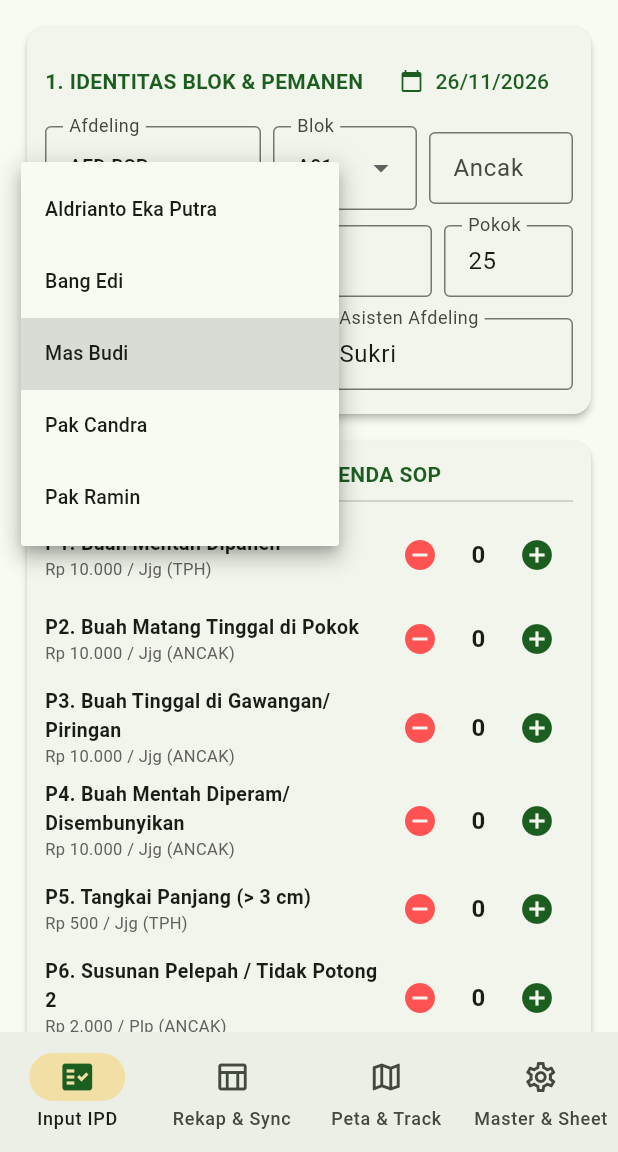
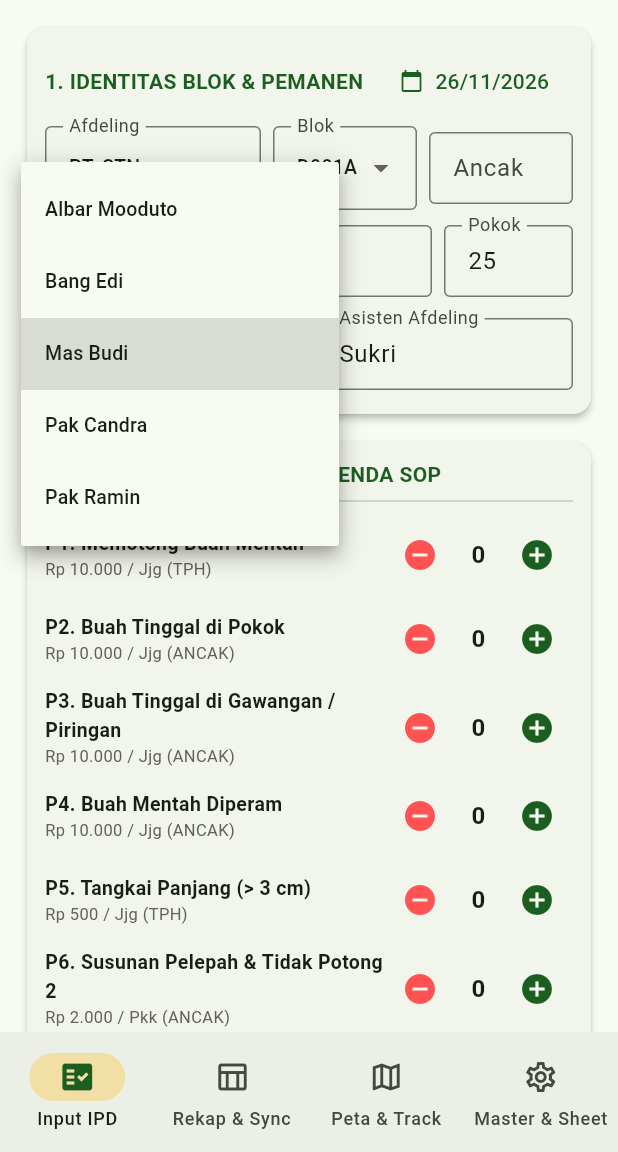
Before and after one commit to plasmamsmbsp-sudo/ipd-plasma-native, a Flutter app: the screen it shows after launch, after a tap on "Mas Budi", on a phone screen of 412 x 824 dp, the part 84-1236 px from its top. Run offline on Flutter 3.47's test engine with Material 3 defaults, Android fonts, the phone set to English and light mode, and no system bars; our stand-ins replace file_picker, geolocator, image_picker, share_plus, sqflite; missing offline and left inert: excel, pdfrx; accounts and stored records are empty.

Commit message:
Update database_helper.dart

```diff
--- a/lib/database_helper.dart
+++ b/lib/database_helper.dart
@@ -4,6 +4,7 @@ import 'package:intl/intl.dart';
 
 class SopDendaItem {
   final String kode;
+  final String singkatan;
   final String nama;
   final String satuan;
   final int dendaPerUnit;
@@ -11,6 +12,7 @@ class SopDendaItem {
 
   const SopDendaItem({
     required this.kode,
+    required this.singkatan,
     required this.nama,
     required this.satuan,
     required this.dendaPerUnit,
@@ -19,16 +21,16 @@ class SopDendaItem {
 }
 
 const daftarParameterSop = [
-  SopDendaItem(kode: 'P1', nama: 'Buah Mentah Dipanen', satuan: 'Jjg', dendaPerUnit: 10000, kategori: 'TPH'),
-  SopDendaItem(kode: 'P2', nama: 'Buah Matang Tinggal di Pokok', satuan: 'Jjg', dendaPerUnit: 10000, kategori: 'ANCAK'),
-  SopDendaItem(kode: 'P3', nama: 'Buah Tinggal di Gawangan/Piringan', satuan: 'Jjg', dendaPerUnit: 10000, kategori: 'ANCAK'),
-  SopDendaItem(kode: 'P4', nama: 'Buah Mentah Diperam/Disembunyikan', satuan: 'Jjg', dendaPerUnit: 10000, kategori: 'ANCAK'),
-  SopDendaItem(kode: 'P5', nama: 'Tangkai Panjang (> 3 cm)', satuan: 'Jjg', dendaPerUnit: 500, kategori: 'TPH'),
-  SopDendaItem(kode: 'P6', nama: 'Susunan Pelepah / Tidak Potong 2', satuan: 'Plp', dendaPerUnit: 2000, kategori: 'ANCAK'),
-  SopDendaItem(kode: 'P7', nama: 'Over Pruning (Pelepah Sengkleh/Habis)', satuan: 'Pkk', dendaPerUnit: 5000, kategori: 'ANCAK'),
-  SopDendaItem(kode: 'P8', nama: 'Pelepah Sengkleh Tidak Dipotong', satuan: 'Plp', dendaPerUnit: 5000, kategori: 'ANCAK'),
-  SopDendaItem(kode: 'P9', nama: 'Berondolan Tinggal di Piringan/Pasar Pikul', satuan: 'Btr', dendaPerUnit: 200, kategori: 'ANCAK'),
-  SopDendaItem(kode: 'P10', nama: 'Tidak Pakai Alas TPH / Berondolan Kotor', satuan: 'TPH', dendaPerUnit: 1000, kategori: 'TPH'),
+  SopDendaItem(kode: 'P1', singkatan: 'BM', nama: 'Memotong Buah Mentah', satuan: 'Jjg', dendaPerUnit: 10000, kategori: 'TPH'),
+  SopDendaItem(kode: 'P2', singkatan: 'BTP', nama: 'Buah Tinggal di Pokok', satuan: 'Jjg', dendaPerUnit: 10000, kategori: 'ANCAK'),
+  SopDendaItem(kode: 'P3', singkatan: 'BTG', nama: 'Buah Tinggal di Gawangan / Piringan', satuan: 'Jjg', dendaPerUnit: 10000, kategori: 'ANCAK'),
+  SopDendaItem(kode: 'P4', singkatan: 'BPM', nama: 'Buah Mentah Diperam', satuan: 'Jjg', dendaPerUnit: 10000, kategori: 'ANCAK'),
+  SopDendaItem(kode: 'P5', singkatan: 'TP', nama: 'Tangkai Panjang (> 3 cm)', satuan: 'Jjg', dendaPerUnit: 500, kategori: 'TPH'),
+  SopDendaItem(kode: 'P6', singkatan: 'SP', nama: 'Susunan Pelepah & Tidak Potong 2', satuan: 'Pkk', dendaPerUnit: 2000, kategori: 'ANCAK'),
+  SopDendaItem(kode: 'P7', singkatan: 'OP', nama: 'Over Pruning', satuan: 'Pkk', dendaPerUnit: 5000, kategori: 'ANCAK'),
+  SopDendaItem(kode: 'P8', singkatan: 'PS', nama: 'Pelepah Sengkleh', satuan: 'Plp', dendaPerUnit: 5000, kategori: 'ANCAK'),
+  SopDendaItem(kode: 'P9', singkatan: 'BRDT', nama: 'Berondolan Tinggal Ancak & TPH', satuan: 'Btr', dendaPerUnit: 200, kategori: 'ANCAK'),
+  SopDendaItem(kode: 'P10', singkatan: 'ALT', nama: 'Alas TPH', satuan: 'TPH', dendaPerUnit: 1000, kategori: 'TPH'),
 ];
 
 class DatabaseHelper {
@@ -38,7 +40,7 @@ class DatabaseHelper {
 
   Future get database async {
     if (_database != null) return _database!;
-    _database = await _initDB('ipd_plasma_wanggarasi_v2.db');
+    _database = await _initDB('ipd_plasma_kencana_v3.db');
     return _database!;
   }
 
@@ -58,8 +60,16 @@ class DatabaseHelper {
         blok TEXT NOT NULL,
         no_ancak TEXT NOT NULL,
         pokok_sampel INTEGER NOT NULL,
+        tapak_panen INTEGER NOT NULL,
+        bjr_blok REAL NOT NULL,
+        berat_brondolan_gr REAL NOT NULL,
+        losses_brondolan_kg REAL NOT NULL,
+        losses_buah_kg REAL NOT NULL,
+        total_losses_kg REAL NOT NULL,
+        persen_losses REAL NOT NULL,
         pemanen TEXT NOT NULL,
         mandor TEXT NOT NULL,
+        kerani TEXT NOT NULL,
         asisten TEXT NOT NULL,
         lat REAL,
         lng REAL,
@@ -76,7 +86,8 @@ class DatabaseHelper {
       CREATE TABLE master_data (
         id INTEGER PRIMARY KEY AUTOINCREMENT,
         tipe TEXT NOT NULL,
-        nama TEXT NOT NULL
+        nama TEXT NOT NULL,
+        extra REAL DEFAULT 15.0
       )
     ''');
 
@@ -86,7 +97,9 @@ class DatabaseHelper {
         sesi TEXT NOT NULL,
         waktu TEXT NOT NULL,
         lat REAL NOT NULL,
-        lng REAL NOT NULL
+        lng REAL NOT NULL,
+        tipe_pin TEXT NOT NULL,
+        keterangan TEXT NOT NULL
       )
     ''');
 
@@ -98,20 +111,20 @@ class DatabaseHelper {
     ''');
 
     final defaultMasters = [
-      {'tipe': 'AFDELING', 'nama': 'AFD BSP'},
-      {'tipe': 'AFDELING', 'nama': 'AFD MSM'},
-      {'tipe': 'AFDELING', 'nama': 'PT. STN'},
-      {'tipe': 'BLOK', 'nama': 'A01'},
-      {'tipe': 'BLOK', 'nama': 'A02'},
-      {'tipe': 'BLOK', 'nama': 'B01'},
-      {'tipe': 'BLOK', 'nama': 'B02'},
-      {'tipe': 'BLOK', 'nama': 'C01'},
-      {'tipe': 'BLOK', 'nama': 'F15'},
-      {'tipe': 'MANDOR', 'nama': 'Mas Budi'},
-      {'tipe': 'MANDOR', 'nama': 'Pak Candra'},
-      {'tipe': 'MANDOR', 'nama': 'Pak Ramin'},
-      {'tipe': 'MANDOR', 'nama': 'Bang Edi'},
-      {'tipe': 'MANDOR', 'nama': 'Aldrianto Eka Putra'},
+      {'tipe': 'AFDELING', 'nama': 'Plasma BSP', 'extra': 0.0},
+      {'tipe': 'AFDELING', 'nama': 'Plasma MSM', 'extra': 0.0},
+      {'tipe': 'AFDELING', 'nama': 'PT. STN', 'extra': 0.0},
+      {'tipe': 'BLOK', 'nama': 'D001A', 'extra': 16.5},
+      {'tipe': 'BLOK', 'nama': 'E0015', 'extra': 15.8},
+      {'tipe': 'BLOK', 'nama': 'E0013', 'extra': 16.0},
+      {'tipe': 'BLOK', 'nama': 'E0018A', 'extra': 15.5},
+      {'tipe': 'MANDOR', 'nama': 'Albar Mooduto', 'extra': 0.0},
+      {'tipe': 'MANDOR', 'nama': 'Mas Budi', 'extra': 0.0},
+      {'tipe': 'MANDOR', 'nama': 'Pak Candra', 'extra': 0.0},
+      {'tipe': 'MANDOR', 'nama': 'Pak Ramin', 'extra': 0.0},
+      {'tipe': 'MANDOR', 'nama': 'Bang Edi', 'extra': 0.0},
+      {'tipe': 'KERANI', 'nama': 'Firman Hulopi', 'extra': 0.0},
+      {'tipe': 'KERANI', 'nama': 'Aldrianto Eka Putra', 'extra': 0.0},
     ];
     for (var m in defaultMasters) {
       await db.insert('master_data', m);
@@ -119,6 +132,8 @@ class DatabaseHelper {
 
     await db.insert('settings', {'kunci': 'gsheet_url', 'nilai': ''});
     await db.insert('settings', {'kunci': 'asisten_default', 'nilai': 'Sukri'});
+    await db.insert('settings', {'kunci': 'saved_pdf_path', 'nilai': ''});
+    await db.insert('settings', {'kunci': 'saved_map_ss', 'nilai': ''});
   }
 
   Future insertInspeksi(Map<String, dynamic> row) async {
@@ -141,20 +156,47 @@ class DatabaseHelper {
     return await db.delete('inspeksi', where: 'id = ?', whereArgs: [id]);
   }
 
-  Future getMasterByTipe(String tipe) async {
+  Future getMasterRowsByTipe(String tipe) async {
     final Database db = await instance.database;
-    final res = await db.query('master_data', where: 'tipe = ?', whereArgs: [tipe], orderBy: 'nama ASC');
-    return res.map((e) => e['nama'].toString()).toList();
+    return await db.query('master_data', where: 'tipe = ?', whereArgs: [tipe], orderBy: 'nama ASC');
   }
 
-  Future addMaster(String tipe, String nama) async {
+  Future getMasterByTipe(String tipe) async {
+    final rows = List.from(await getMasterRowsByTipe(tipe));
+    return rows.map((e) => e['nama'].toString()).toList();
+  }
+
+  Future getBjrBlok(String namaBlok) async {
     final Database db = await instance.database;
-    await db.insert('master_data', {'tipe': tipe, 'nama': nama.trim()});
+    final res = await db.query('master_data', where: 'tipe = ? AND nama = ?', whereArgs: ['BLOK', namaBlok]);
+    if (res.isNotEmpty) return (res.first['extra'] as num).toDouble();
+    return 15.0;
+  }
+
+  Future addMaster(String tipe, String nama, {double extra = 15.0}) async {
+    final Database db = await instance.database;
+    await db.delete('master_data', where: 'tipe = ? AND nama = ?', whereArgs: [tipe, nama.trim()]);
+    await db.insert('master_data', {'tipe': tipe, 'nama': nama.trim(), 'extra': extra});
   }
 
   Future deleteMaster(String tipe, String nama) async {
     final Database db = await instance.database;
     await db.delete('master_data', where: 'tipe = ? AND nama = ?', whereArgs: [tipe, nama]);
+  }
+
+  Future exportAllMasterJson() async {
+    final Database db = await instance.database;
+    return await db.query('master_data', orderBy: 'tipe ASC, nama ASC');
+  }
+
+  Future importMasterList(List items) async {
+    final Database db = await instance.database;
+    for (var item in items) {
+      final tipe = item['tipe'].toString();
+      final nama = item['nama'].toString();
+      final extra = (item['extra'] ?? 15.0) as num;
+      await addMaster(tipe, nama, extra: extra.toDouble());
+    }
   }
 
   Future getSetting(String kunci) async {
@@ -169,18 +211,20 @@ class DatabaseHelper {
     await db.insert('settings', {'kunci': kunci, 'nilai': nilai}, conflictAlgorithm: ConflictAlgorithm.replace);
   }
 
-  Future insertGpsPoint(String sesi, double lat, double lng) async {
+  Future insertGpsPoint(String sesi, double lat, double lng, {String tipePin = 'TREK', String keterangan = ''}) async {
     final Database db = await instance.database;
     await db.insert('gps_tracks', {
       'sesi': sesi,
       'waktu': DateFormat('yyyy-MM-dd HH:mm:ss').format(DateTime.now()),
       'lat': lat,
       'lng': lng,
+      'tipe_pin': tipePin,
+      'keterangan': keterangan,
     });
   }
 
   Future getGpsTracks() async {
     final Database db = await instance.database;
-    return await db.query('gps_tracks', orderBy: 'id DESC', limit: 200);
+    return await db.query('gps_tracks', orderBy: 'id DESC', limit: 300);
   }
 }
```
